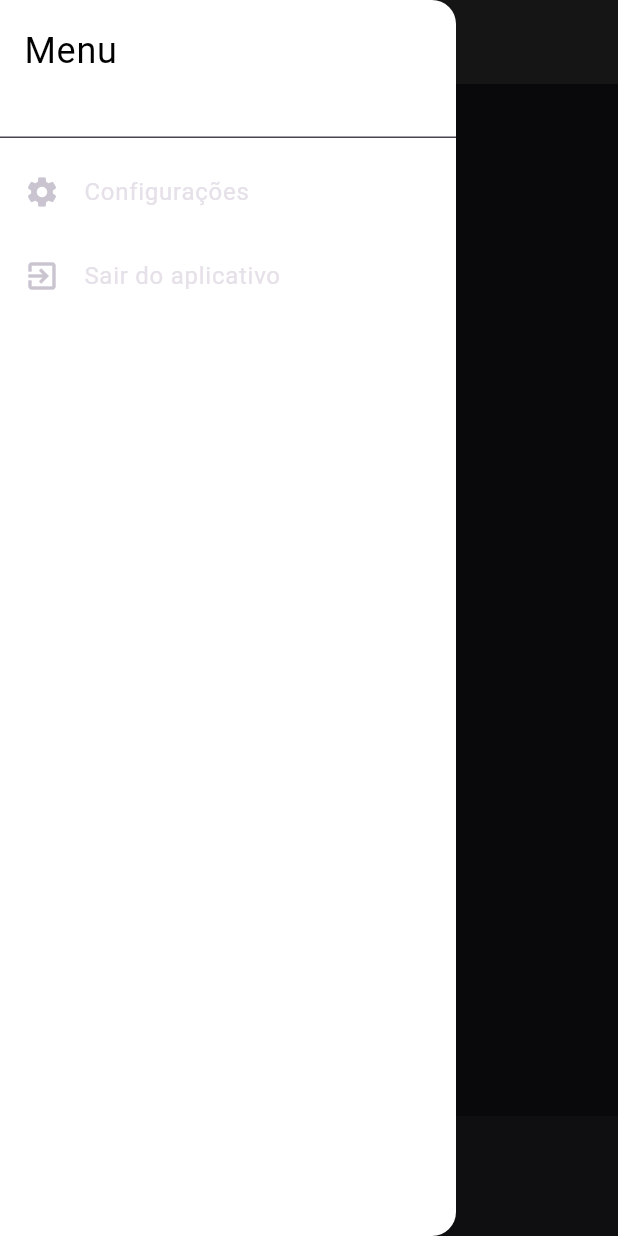
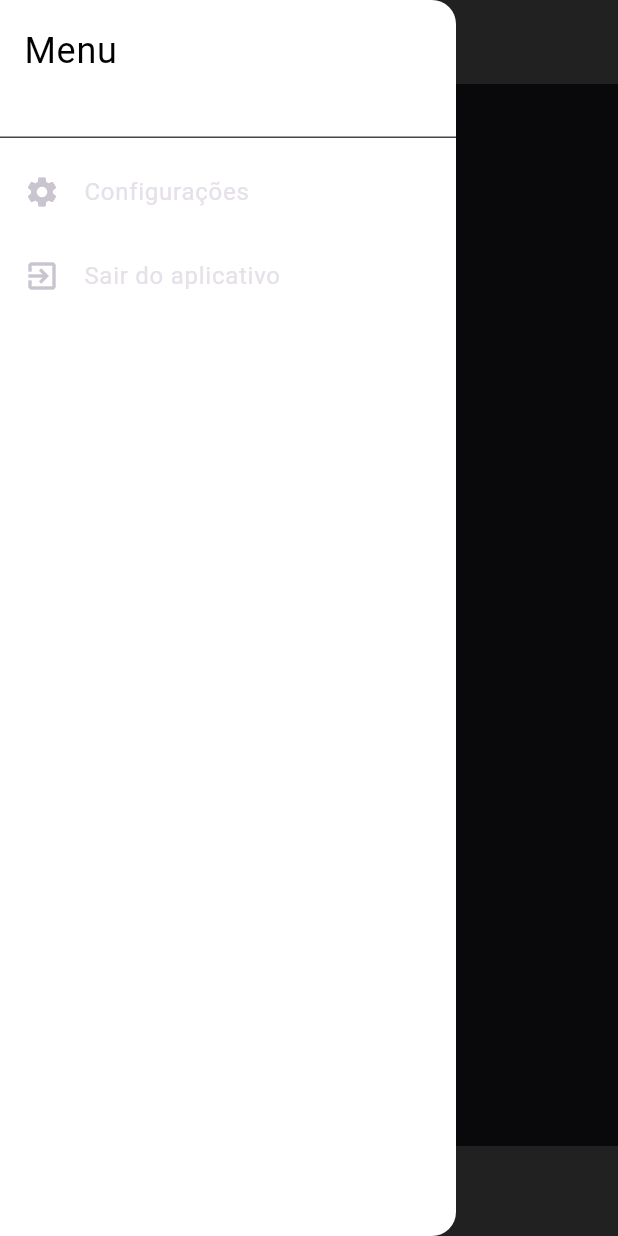
Before and after one commit to MichaelAlisson/projeto_git, a Flutter app: the screen it shows after launch, with the side drawer open, on a phone screen of 412 x 824 dp. Run offline on Flutter 3.47's test engine with Material 3 defaults, Android fonts, the phone set to English and light mode, and no system bars.

Commit message:
version 0.6

```diff
--- a/lib/main.dart
+++ b/lib/main.dart
@@ -12,13 +12,15 @@ class MyApp extends StatelessWidget {
       theme: ThemeData.dark(),
       home: Scaffold(
         appBar: AppBar(
-          backgroundColor: const Color.fromARGB(255, 46, 45, 45),
+          backgroundColor: Color.fromARGB(255, 73, 72, 72),
           title: const Text('Projeto Git'),
           titleTextStyle: const TextStyle(color: Colors.white, fontSize: 30),
         ),
         body: Container(),
         bottomNavigationBar: BottomAppBar(
-
+          color: Color.fromARGB(255, 73, 72, 72),
+          height: 60,
+          child: Container(),
         ),
         drawer: Drawer(
           backgroundColor: Colors.white,
```
